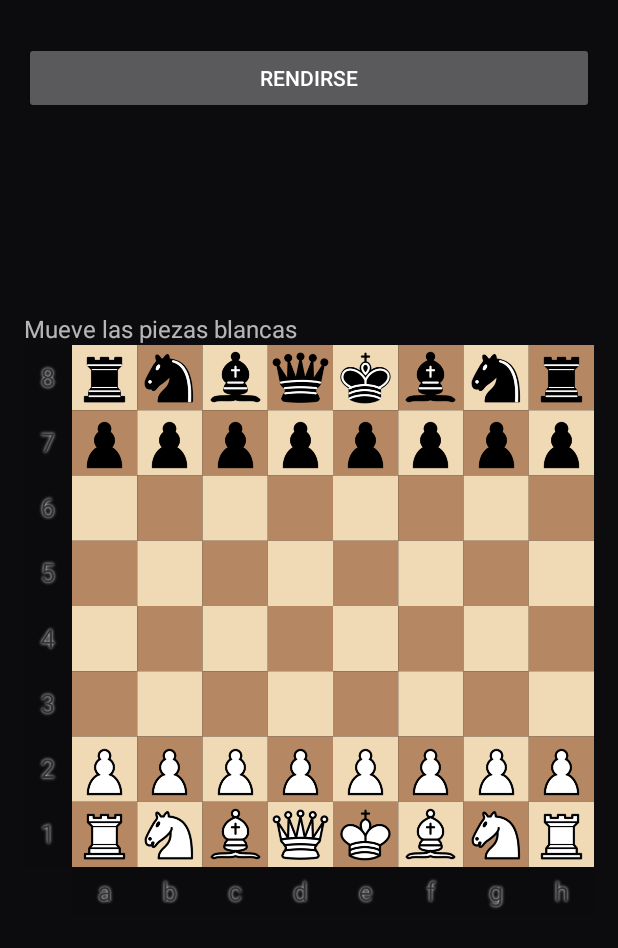
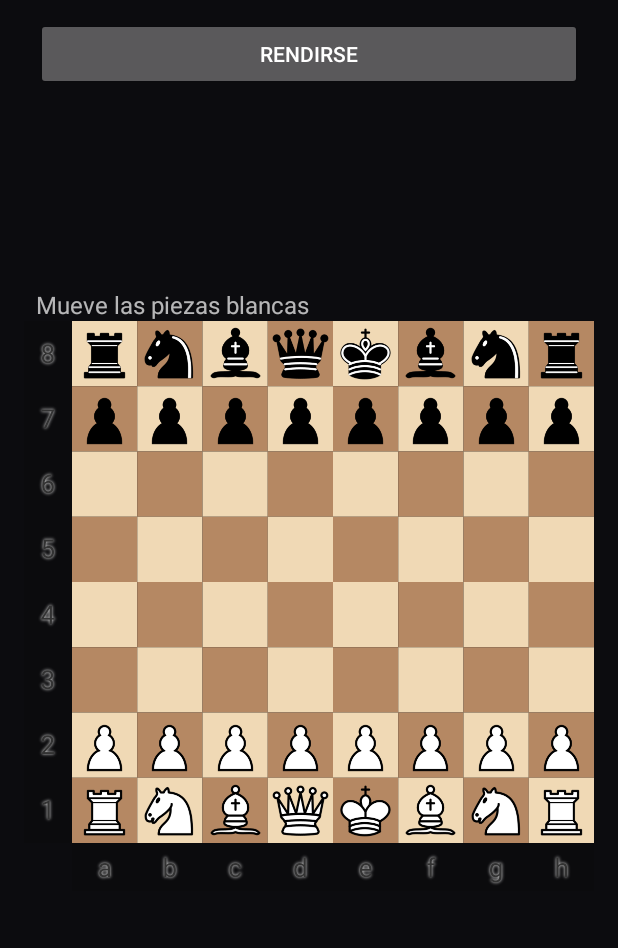
Before and after one commit to Kelunie/Project_Mobile_Application_Development, an Android app built with Jetpack Compose: the PvpGameActivity screen opened directly, with no data from a screen before it, on a phone screen of 412 x 824 dp. Shown: the top 948 px of the screen. Run offline under Robolectric (Android 15) with nearby library versions, the light colour scheme and no system bars.

Commit message:
center all views

```diff
--- a/app/src/main/java/com/chesskel/ui/auth/LoginActivity.kt
+++ b/app/src/main/java/com/chesskel/ui/auth/LoginActivity.kt
@@ -7,18 +7,18 @@ import android.widget.Button
 import android.widget.EditText
 import android.widget.TextView
 import android.widget.Toast
-import androidx.appcompat.app.AppCompatActivity
 import com.chesskel.R
 import com.chesskel.data.DBHelper
 import com.chesskel.ui.menu.MainMenuActivity
 import com.chesskel.util.Security
 import com.chesskel.ui.theme.ThemeUtils
+import com.chesskel.ui.theme.CenteredActivity
 
-class LoginActivity : AppCompatActivity() {
+class LoginActivity : CenteredActivity() {
     override fun onCreate(savedInstanceState: Bundle?) {
         super.onCreate(savedInstanceState)
         ThemeUtils.applySavedTheme(this)
-        setContentView(R.layout.activity_login)
+        setCenteredContentView(R.layout.activity_login)
 
         val etEmail = findViewById<EditText>(R.id.etEmail)
         val etPassword = findViewById<EditText>(R.id.etPassword)
--- a/app/src/main/java/com/chesskel/ui/auth/RegisterActivity.kt
+++ b/app/src/main/java/com/chesskel/ui/auth/RegisterActivity.kt
@@ -6,18 +6,18 @@ import android.widget.Button
 import android.widget.EditText
 import android.widget.TextView
 import android.widget.Toast
-import androidx.appcompat.app.AppCompatActivity
 import com.chesskel.R
 import com.chesskel.data.DBHelper
 import com.chesskel.ui.menu.MainMenuActivity
 import com.chesskel.util.Security
 import com.chesskel.ui.theme.ThemeUtils
+import com.chesskel.ui.theme.CenteredActivity
 
-class RegisterActivity : AppCompatActivity() {
+class RegisterActivity : CenteredActivity() {
     override fun onCreate(savedInstanceState: Bundle?) {
         super.onCreate(savedInstanceState)
         ThemeUtils.applySavedTheme(this)
-        setContentView(R.layout.activity_register)
+        setCenteredContentView(R.layout.activity_register)
 
 
         val etName = findViewById<EditText>(R.id.etName)
--- a/app/src/main/java/com/chesskel/ui/pvp/PvpGameActivity.kt
+++ b/app/src/main/java/com/chesskel/ui/pvp/PvpGameActivity.kt
@@ -6,7 +6,6 @@ import android.os.Bundle
 import android.widget.Button
 import android.widget.TextView
 import android.widget.Toast
-import androidx.appcompat.app.AppCompatActivity
 import com.chesskel.R
 import com.chesskel.game.*
 import com.chesskel.net.LanSession
@@ -15,11 +14,12 @@ import com.chesskel.ui.game.ChessBoardView
 import com.chesskel.ui.menu.MainMenuActivity
 import com.chesskel.util.SoundManager
 import com.chesskel.ui.theme.ThemeUtils
+import com.chesskel.ui.theme.CenteredActivity
 
 /**
  * PvP networked game screen (LAN).
  */
-class PvpGameActivity : AppCompatActivity(), GameEventListener {
+class PvpGameActivity : CenteredActivity(), GameEventListener {
 
     private val engine = ChessEngine()
     private lateinit var chessBoard: ChessBoardView
@@ -42,7 +42,7 @@ class PvpGameActivity : AppCompatActivity(), GameEventListener {
     override fun onCreate(savedInstanceState: Bundle?) {
         super.onCreate(savedInstanceState)
         ThemeUtils.applySavedTheme(this)
-        setContentView(R.layout.activity_pvp_game)
+        setCenteredContentView(R.layout.activity_pvp_game)
 
         SoundManager.init(this)
 
--- /dev/null
+++ b/app/src/main/java/com/chesskel/ui/theme/CenteredActivity.kt
@@ -0,0 +1,26 @@
+package com.chesskel.ui.theme
+
+import android.os.Bundle
+import android.view.LayoutInflater
+import android.widget.FrameLayout
+import androidx.annotation.LayoutRes
+import androidx.appcompat.app.AppCompatActivity
+import com.chesskel.R
+
+open class CenteredActivity : AppCompatActivity() {
+
+    /**
+     * Use this instead of setContentView(...) in Activities that should be centered with padding.
+     */
+    protected fun setCenteredContentView(@LayoutRes layoutResID: Int) {
+        val container = LayoutInflater.from(this).inflate(R.layout.centered_container, null) as FrameLayout
+        val centeredContent = container.findViewById<FrameLayout>(R.id.centered_content)
+        val contentView = LayoutInflater.from(this).inflate(layoutResID, centeredContent, false)
+        centeredContent.addView(contentView)
+        super.setContentView(container)
+    }
+
+    override fun onCreate(savedInstanceState: Bundle?) {
+        super.onCreate(savedInstanceState)
+    }
+}
--- a/app/src/main/res/layout/activity_game.xml
+++ b/app/src/main/res/layout/activity_game.xml
@@ -1,7 +1,6 @@
 <?xml version="1.0" encoding="utf-8"?>
 <LinearLayout xmlns:android="http://schemas.android.com/apk/res/android"
     android:orientation="vertical"
-    android:padding="8dp"
     android:layout_width="match_parent"
     android:layout_height="match_parent">
 
@@ -76,12 +75,12 @@
 
     </LinearLayout>
 
-    <!-- Bottom: board area (bottom half) -->
+    <!-- Bottom: board area (bottom half), centrado dentro del padding general del contenedor -->
     <FrameLayout
         android:layout_width="match_parent"
         android:layout_height="0dp"
         android:layout_weight="1.5"
-        android:padding="8dp">
+        android:foregroundGravity="center">
 
         <com.chesskel.ui.game.ChessBoardView
             android:id="@+id/chessBoard"
--- a/app/src/main/res/layout/activity_pvp_game.xml
+++ b/app/src/main/res/layout/activity_pvp_game.xml
@@ -1,7 +1,7 @@
 <?xml version="1.0" encoding="utf-8"?>
 <LinearLayout xmlns:android="http://schemas.android.com/apk/res/android"
-    android:padding="16dp"
     android:orientation="vertical"
+    android:gravity="center_horizontal"
     android:layout_width="match_parent"
     android:layout_height="match_parent">
 
@@ -10,12 +10,16 @@
         android:layout_width="match_parent"
         android:layout_height="wrap_content"
         android:layout_marginTop="12dp"
+        android:layout_marginLeft="8dp"
+        android:layout_marginRight="8dp"
         android:text="@string/btnResgin" />
 
     <ScrollView
         android:layout_width="match_parent"
         android:layout_height="120dp"
         android:layout_marginTop="4dp"
+        android:layout_marginLeft="8dp"
+        android:layout_marginRight="8dp"
         android:fillViewport="true">
 
         <TextView
@@ -32,6 +36,8 @@
         android:layout_width="match_parent"
         android:layout_height="wrap_content"
         android:layout_marginTop="8dp"
+        android:layout_marginLeft="8dp"
+        android:layout_marginRight="8dp"
         android:text="@string/conecting"
         android:textSize="16sp" />
 
@@ -39,6 +45,7 @@
         android:id="@+id/chessBoard"
         android:layout_width="wrap_content"
         android:layout_height="0dp"
-        android:layout_weight="1" />
+        android:layout_weight="1"
+        android:layout_gravity="center" />
 
 </LinearLayout>
--- /dev/null
+++ b/app/src/main/res/layout/centered_container.xml
@@ -0,0 +1,22 @@
+<?xml version="1.0" encoding="utf-8"?>
+<FrameLayout xmlns:android="http://schemas.android.com/apk/res/android"
+    android:id="@+id/outer_container"
+    android:layout_width="match_parent"
+    android:layout_height="match_parent"
+    android:background="?android:attr/windowBackground">
+
+    <ScrollView
+        android:layout_width="match_parent"
+        android:layout_height="match_parent"
+        android:fillViewport="true"
+        android:paddingLeft="@dimen/screen_edge_padding"
+        android:paddingRight="@dimen/screen_edge_padding">
+
+        <FrameLayout
+            android:id="@+id/centered_content"
+            android:layout_width="match_parent"
+            android:layout_height="wrap_content"
+            android:layout_gravity="center" />
+
+    </ScrollView>
+</FrameLayout>
--- /dev/null
+++ b/app/src/main/res/values/dimens.xml
@@ -0,0 +1,4 @@
+<?xml version="1.0" encoding="utf-8"?>
+<resources>
+    <dimen name="screen_edge_padding">16dp</dimen>
+</resources>
```
Also changed, not shown: app/src/main/java/com/chesskel/game/GameActivity.kt (+3 -4 lines), app/src/main/java/com/chesskel/ui/menu/MainMenuActivity.kt (+5 -8 lines), app/src/main/java/com/chesskel/ui/pvp/pvpLobbyActivity.kt (+4 -4 lines), app/src/main/res/layout/activity_main_menu.xml (+6 -6 lines).
